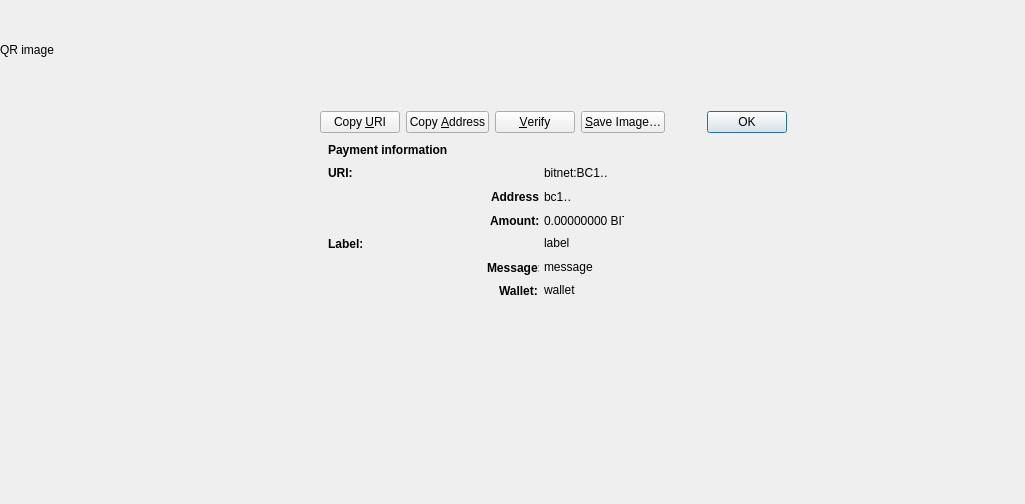
First picture: the form in src/qt/forms/receiverequestdialog.ui, repository bitnet-io/bitnet-core, before the edit.
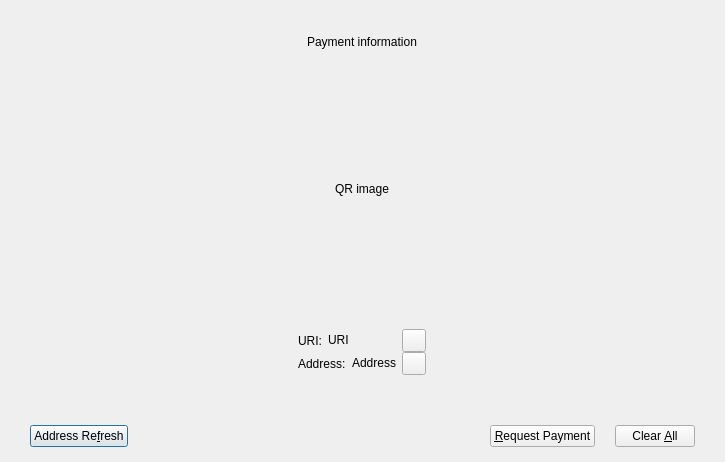
Second picture: the form after the edit. Custom widgets are drawn as their Qt base class.

Commit message: attempt to push 70035 for changes for POS every previous version will break must use new version

What changed in the file:
```diff
--- a/src/qt/forms/receiverequestdialog.ui
+++ b/src/qt/forms/receiverequestdialog.ui
@@ -6,383 +6,334 @@
    <rect>
     <x>0</x>
     <y>0</y>
-    <width>1025</width>
-    <height>504</height>
+    <width>725</width>
+    <height>462</height>
    </rect>
   </property>
-  <property name="windowTitle">
-   <string>Request payment to …</string>
-  </property>
-  <widget class="QLabel" name="label_tag">
-   <property name="geometry">
-    <rect>
-     <x>328</x>
-     <y>236</y>
-     <width>34</width>
-     <height>16</height>
-    </rect>
+  <layout class="QVBoxLayout" name="verticalLayout_2">
+   <property name="spacing">
+    <number>0</number>
    </property>
-   <property name="font">
-    <font>
-     <bold>true</bold>
-    </font>
+   <property name="leftMargin">
+    <number>0</number>
    </property>
-   <property name="text">
-    <string>Label:</string>
+   <property name="topMargin">
+    <number>0</number>
    </property>
-   <property name="textInteractionFlags">
-    <set>Qt::NoTextInteraction</set>
+   <property name="rightMargin">
+    <number>0</number>
    </property>
-  </widget>
-  <widget class="QLabel" name="uri_tag">
-   <property name="geometry">
-    <rect>
-     <x>328</x>
-     <y>165</y>
-     <width>24</width>
-     <height>16</height>
-    </rect>
+   <property name="bottomMargin">
+    <number>0</number>
    </property>
-   <property name="font">
-    <font>
-     <bold>true</bold>
-    </font>
-   </property>
-   <property name="text">
-    <string notr="true">URI:</string>
-   </property>
-   <property name="textFormat">
-    <enum>Qt::PlainText</enum>
-   </property>
-   <property name="textInteractionFlags">
-    <set>Qt::NoTextInteraction</set>
-   </property>
-  </widget>
-  <widget class="QLabel" name="payment_header">
-   <property name="geometry">
-    <rect>
-     <x>328</x>
-     <y>142</y>
-     <width>120</width>
-     <height>16</height>
-    </rect>
-   </property>
-   <property name="font">
-    <font>
-     <bold>true</bold>
-    </font>
-   </property>
-   <property name="text">
-    <string>Payment information</string>
-   </property>
-   <property name="textInteractionFlags">
-    <set>Qt::NoTextInteraction</set>
-   </property>
-  </widget>
-  <widget class="QRImageWidget" name="qr_code">
-   <property name="geometry">
-    <rect>
-     <x>0</x>
-     <y>0</y>
-     <width>100</width>
-     <height>100</height>
-    </rect>
-   </property>
-   <property name="text">
-    <string notr="true">QR image</string>
-   </property>
-   <property name="textInteractionFlags">
-    <set>Qt::NoTextInteraction</set>
-   </property>
-  </widget>
-  <widget class="QLabel" name="label_content">
-   <property name="geometry">
-    <rect>
-     <x>544</x>
-     <y>236</y>
-     <width>68</width>
-     <height>16</height>
-    </rect>
-   </property>
-   <property name="text">
-    <string notr="true">label content</string>
-   </property>
-   <property name="textFormat">
-    <enum>Qt::PlainText</enum>
-   </property>
-   <property name="wordWrap">
-    <bool>true</bool>
-   </property>
-   <property name="textInteractionFlags">
-    <set>Qt::TextSelectableByMouse</set>
-   </property>
-  </widget>
-  <widget class="QLabel" name="wallet_content">
-   <property name="geometry">
-    <rect>
-     <x>544</x>
-     <y>283</y>
-     <width>63</width>
-     <height>16</height>
-    </rect>
-   </property>
-   <property name="text">
-    <string notr="true">wallet name</string>
-   </property>
-   <property name="textFormat">
-    <enum>Qt::PlainText</enum>
-   </property>
-   <property name="wordWrap">
-    <bool>true</bool>
-   </property>
-   <property name="textInteractionFlags">
-    <set>Qt::TextSelectableByMouse</set>
-   </property>
-  </widget>
-  <widget class="QLabel" name="message_content">
-   <property name="geometry">
-    <rect>
-     <x>544</x>
-     <y>260</y>
-     <width>89</width>
-     <height>16</height>
-    </rect>
-   </property>
-   <property name="text">
-    <string notr="true">message content</string>
-   </property>
-   <property name="textFormat">
-    <enum>Qt::PlainText</enum>
-   </property>
-   <property name="wordWrap">
-    <bool>true</bool>
-   </property>
-   <property name="textInteractionFlags">
-    <set>Qt::TextSelectableByMouse</set>
-   </property>
-  </widget>
-  <widget class="QLabel" name="amount_tag">
-   <property name="geometry">
-    <rect>
-     <x>490</x>
-     <y>213</y>
-     <width>49</width>
-     <height>16</height>
-    </rect>
-   </property>
-   <property name="font">
-    <font>
-     <bold>true</bold>
-    </font>
-   </property>
-   <property name="text">
-    <string>Amount:</string>
-   </property>
-   <property name="textInteractionFlags">
-    <set>Qt::NoTextInteraction</set>
-   </property>
-  </widget>
-  <widget class="QLabel" name="uri_content">
-   <property name="geometry">
-    <rect>
-     <x>544</x>
-     <y>165</y>
-     <width>63</width>
-     <height>16</height>
-    </rect>
-   </property>
-   <property name="text">
-    <string notr="true">bitnet:BC1…</string>
-   </property>
-   <property name="textFormat">
-    <enum>Qt::RichText</enum>
-   </property>
-   <property name="wordWrap">
-    <bool>true</bool>
-   </property>
-   <property name="textInteractionFlags">
-    <set>Qt::TextSelectableByMouse</set>
-   </property>
-  </widget>
-  <widget class="QLabel" name="address_content">
-   <property name="geometry">
-    <rect>
-     <x>544</x>
-     <y>189</y>
-     <width>27</width>
-     <height>16</height>
-    </rect>
-   </property>
-   <property name="text">
-    <string notr="true">bc1…</string>
-   </property>
-   <property name="textFormat">
-    <enum>Qt::PlainText</enum>
-   </property>
-   <property name="textInteractionFlags">
-    <set>Qt::TextSelectableByMouse</set>
-   </property>
-  </widget>
-  <widget class="QWidget" name="layoutWidget">
-   <property name="geometry">
-    <rect>
-     <x>320</x>
-     <y>110</y>
-     <width>467</width>
-     <height>24</height>
-    </rect>
-   </property>
-   <layout class="QHBoxLayout" name="horizontalLayout_3">
-    <item>
-     <widget class="QPushButton" name="btnCopyURI_3">
-      <property name="text">
-       <string>Copy &amp;URI</string>
+   <item>
+    <spacer name="verticalSpacer">
+     <property name="orientation">
+      <enum>Qt::Vertical</enum>
+     </property>
+     <property name="sizeHint" stdset="0">
+      <size>
+       <width>20</width>
+       <height>1</height>
+      </size>
+     </property>
+    </spacer>
+   </item>
+   <item>
+    <widget class="QWidget" name="widgetPaymentInformation" native="true">
+     <layout class="QVBoxLayout" name="verticalLayout">
+      <property name="spacing">
+       <number>15</number>
       </property>
-      <property name="autoDefault">
-       <bool>false</bool>
+      <property name="leftMargin">
+       <number>30</number>
       </property>
-     </widget>
-    </item>
-    <item>
-     <widget class="QPushButton" name="btnCopyAddress_3">
-      <property name="text">
-       <string>Copy &amp;Address</string>
+      <property name="topMargin">
+       <number>30</number>
       </property>
-      <property name="autoDefault">
-       <bool>false</bool>
+      <property name="rightMargin">
+       <number>30</number>
       </property>
-     </widget>
-    </item>
-    <item>
-     <widget class="QPushButton" name="btnVerify_3">
-      <property name="toolTip">
-       <string>Verify this address on e.g. a hardware wallet screen</string>
+      <property name="bottomMargin">
+       <number>30</number>
       </property>
-      <property name="text">
-       <string>&amp;Verify</string>
+      <item alignment="Qt::AlignHCenter|Qt::AlignVCenter">
+       <widget class="QLabel" name="payment_header">
+        <property name="sizePolicy">
+         <sizepolicy hsizetype="Preferred" vsizetype="Maximum">
+          <horstretch>0</horstretch>
+          <verstretch>0</verstretch>
+         </sizepolicy>
+        </property>
+        <property name="text">
+         <string>Payment information</string>
+        </property>
+       </widget>
+      </item>
+      <item alignment="Qt::AlignHCenter|Qt::AlignVCenter">
+       <widget class="QWidget" name="widgetQRMargin" native="true">
+        <property name="sizePolicy">
+         <sizepolicy hsizetype="Preferred" vsizetype="Maximum">
+          <horstretch>0</horstretch>
+          <verstretch>0</verstretch>
+         </sizepolicy>
+        </property>
+        <layout class="QVBoxLayout" name="verticalLayout_5">
+         <property name="spacing">
+          <number>0</number>
+         </property>
+         <property name="leftMargin">
+          <number>40</number>
+         </property>
+         <property name="topMargin">
+          <number>40</number>
+         </property>
+         <property name="rightMargin">
+          <number>40</number>
+         </property>
+         <property name="bottomMargin">
+          <number>40</number>
+         </property>
+         <item>
+          <widget class="QWidget" name="widgetQRFrame" native="true">
+           <layout class="QVBoxLayout" name="verticalLayout_6">
+            <property name="spacing">
+             <number>0</number>
+            </property>
+            <property name="leftMargin">
+             <number>0</number>
+            </property>
+            <property name="topMargin">
+             <number>0</number>
+            </property>
+            <property name="rightMargin">
+             <number>0</number>
+            </property>
+            <property name="bottomMargin">
+             <number>0</number>
+            </property>
+            <item>
+             <widget class="QRImageWidget" name="qr_code">
+              <property name="sizePolicy">
+               <sizepolicy hsizetype="Minimum" vsizetype="Minimum">
+                <horstretch>0</horstretch>
+                <verstretch>0</verstretch>
+               </sizepolicy>
+              </property>
+              <property name="minimumSize">
+               <size>
+                <width>170</width>
+                <height>170</height>
+               </size>
+              </property>
+              <property name="maximumSize">
+               <size>
+                <width>170</width>
+                <height>170</height>
+               </size>
+              </property>
+              <property name="toolTip">
+               <string>QR Code</string>
+              </property>
+              <property name="text">
+               <string>QR image</string>
+              </property>
+              <property name="textFormat">
+               <enum>Qt::PlainText</enum>
+              </property>
+              <property name="alignment">
+               <set>Qt::AlignCenter</set>
+              </property>
+              <property name="wordWrap">
+               <bool>true</bool>
+              </property>
+             </widget>
+            </item>
+           </layout>
+          </widget>
+         </item>
+        </layout>
+       </widget>
+      </item>
+      <item alignment="Qt::AlignHCenter|Qt::AlignVCenter">
+       <widget class="QWidget" name="widgetAddrData" native="true">
+        <property name="sizePolicy">
+         <sizepolicy hsizetype="Preferred" vsizetype="Maximum">
+          <horstretch>0</horstretch>
+          <verstretch>0</verstretch>
+         </sizepolicy>
+        </property>
+        <layout class="QGridLayout" name="gridLayout">
+         <property name="leftMargin">
+          <number>0</number>
+         </property>
+         <property name="topMargin">
+          <number>0</number>
+         </property>
+         <property name="rightMargin">
+          <number>0</number>
+         </property>
+         <property name="bottomMargin">
+          <number>0</number>
+         </property>
+         <property name="verticalSpacing">
+          <number>0</number>
+         </property>
+         <item row="0" column="0" alignment="Qt::AlignLeft">
+          <widget class="QWidget" name="widgetURI" native="true">
+           <layout class="QHBoxLayout" name="horizontalLayout_2">
+            <property name="leftMargin">
+             <number>0</number>
+            </property>
+            <property name="topMargin">
+             <number>0</number>
+            </property>
+            <property name="rightMargin">
+             <number>0</number>
+            </property>
+            <property name="bottomMargin">
+             <number>0</number>
+            </property>
+            <item>
+             <widget class="QLabel" name="uri_tag">
+              <property name="text">
+               <string>URI:</string>
+              </property>
+             </widget>
+            </item>
+            <item>
+             <widget class="QLabel" name="uri_content">
+              <property name="text">
+               <string>URI</string>
+              </property>
+              <property name="textInteractionFlags">
+               <set>Qt::LinksAccessibleByMouse|Qt::TextSelectableByMouse</set>
+              </property>
+             </widget>
+            </item>
+           </layout>
+          </widget>
+         </item>
+         <item row="0" column="1">
+          <widget class="QToolButton" name="btnCopyURI"/>
+         </item>
+         <item row="1" column="0" alignment="Qt::AlignLeft">
+          <widget class="QWidget" name="widgetAddress" native="true">
+           <layout class="QHBoxLayout" name="horizontalLayout_3">
+            <property name="leftMargin">
+             <number>0</number>
+            </property>
+            <property name="topMargin">
+             <number>0</number>
+            </property>
+            <property name="rightMargin">
+             <number>0</number>
+            </property>
+            <property name="bottomMargin">
+             <number>0</number>
+            </property>
+            <item>
+             <widget class="QLabel" name="address_tag">
+              <property name="text">
+               <string>Address:</string>
+              </property>
+             </widget>
+            </item>
+            <item>
+             <widget class="QLabel" name="address_content">
+              <property name="text">
+               <string>Address</string>
+              </property>
+              <property name="textInteractionFlags">
+               <set>Qt::LinksAccessibleByMouse|Qt::TextSelectableByMouse</set>
+              </property>
+             </widget>
+            </item>
+           </layout>
+          </widget>
+         </item>
+         <item row="1" column="1">
+          <widget class="QToolButton" name="btnCopyAddress"/>
+         </item>
+        </layout>
+       </widget>
+      </item>
+     </layout>
+    </widget>
+   </item>
+   <item>
+    <spacer name="verticalSpacer_2">
+     <property name="orientation">
+      <enum>Qt::Vertical</enum>
+     </property>
+     <property name="sizeHint" stdset="0">
+      <size>
+       <width>20</width>
+       <height>0</height>
+      </size>
+     </property>
+    </spacer>
+   </item>
+   <item>
+    <widget class="QWidget" name="buttonsContainerWhite" native="true">
+     <layout class="QVBoxLayout" name="verticalLayout_4">
+      <property name="leftMargin">
+       <number>30</number>
       </property>
-      <property name="autoDefault">
-       <bool>false</bool>
+      <property name="topMargin">
+       <number>15</number>
       </property>
-     </widget>
-    </item>
-    <item>
-     <widget class="QPushButton" name="btnSaveAs_3">
-      <property name="text">
-       <string>&amp;Save Image…</string>
+      <property name="rightMargin">
+       <number>30</number>
       </property>
-      <property name="autoDefault">
-       <bool>false</bool>
+      <property name="bottomMargin">
+       <number>15</number>
       </property>
-     </widget>
-    </item>
-    <item>
-     <spacer name="horizontalSpacer_4">
-      <property name="orientation">
-       <enum>Qt::Horizontal</enum>
-      </property>
-      <property name="sizeHint" stdset="0">
-       <size>
-        <width>40</width>
-        <height>20</height>
-       </size>
-      </property>
-     </spacer>
-    </item>
-    <item>
-     <widget class="QDialogButtonBox" name="buttonBox_3">
-      <property name="focusPolicy">
-       <enum>Qt::StrongFocus</enum>
-      </property>
-      <property name="standardButtons">
-       <set>QDialogButtonBox::Ok</set>
-      </property>
-     </widget>
-    </item>
-   </layout>
-  </widget>
-  <widget class="QLabel" name="message_tag">
-   <property name="geometry">
-    <rect>
-     <x>487</x>
-     <y>260</y>
-     <width>52</width>
-     <height>16</height>
-    </rect>
-   </property>
-   <property name="font">
-    <font>
-     <bold>true</bold>
-    </font>
-   </property>
-   <property name="text">
-    <string>Message:</string>
-   </property>
-   <property name="textInteractionFlags">
-    <set>Qt::NoTextInteraction</set>
-   </property>
-  </widget>
-  <widget class="QLabel" name="address_tag">
-   <property name="geometry">
-    <rect>
-     <x>491</x>
-     <y>189</y>
-     <width>48</width>
-     <height>16</height>
-    </rect>
-   </property>
-   <property name="font">
-    <font>
-     <bold>true</bold>
-    </font>
-   </property>
-   <property name="text">
-    <string>Address:</string>
-   </property>
-   <property name="textInteractionFlags">
-    <set>Qt::NoTextInteraction</set>
-   </property>
-  </widget>
-  <widget class="QLabel" name="wallet_tag">
-   <property name="geometry">
-    <rect>
-     <x>499</x>
-     <y>283</y>
-     <width>40</width>
-     <height>16</height>
-    </rect>
-   </property>
-   <property name="font">
-    <font>
-     <bold>true</bold>
-    </font>
-   </property>
-   <property name="text">
-    <string>Wallet:</string>
-   </property>
-   <property name="textInteractionFlags">
-    <set>Qt::NoTextInteraction</set>
-   </property>
-  </widget>
-  <widget class="QLabel" name="amount_content">
-   <property name="geometry">
-    <rect>
-     <x>544</x>
-     <y>213</y>
-     <width>80</width>
-     <height>16</height>
-    </rect>
-   </property>
-   <property name="text">
-    <string notr="true">0.00000000 BIT</string>
-   </property>
-   <property name="textFormat">
-    <enum>Qt::PlainText</enum>
-   </property>
-   <property name="textInteractionFlags">
-    <set>Qt::TextSelectableByMouse</set>
-   </property>
-  </widget>
+      <item>
+       <layout class="QHBoxLayout" name="horizontalLayout">
+        <property name="spacing">
+         <number>20</number>
+        </property>
+        <item>
+         <widget class="QPushButton" name="btnRefreshAddress">
+          <property name="text">
+           <string>Address Re&amp;fresh</string>
+          </property>
+         </widget>
+        </item>
+        <item>
+         <spacer name="horizontalSpacer">
+          <property name="orientation">
+           <enum>Qt::Horizontal</enum>
+          </property>
+          <property name="sizeHint" stdset="0">
+           <size>
+            <width>40</width>
+            <height>20</height>
+           </size>
+          </property>
+         </spacer>
+        </item>
+        <item>
+         <widget class="QPushButton" name="btnRequestPayment">
+          <property name="text">
+           <string>&amp;Request Payment</string>
+          </property>
+         </widget>
+        </item>
+        <item>
+         <widget class="QPushButton" name="btnClear">
+          <property name="text">
+           <string>Clear &amp;All</string>
+          </property>
+         </widget>
+        </item>
+       </layout>
+      </item>
+     </layout>
+    </widget>
+   </item>
+  </layout>
  </widget>
  <customwidgets>
   <customwidget>
```
The commit also changes 2752 other files.
